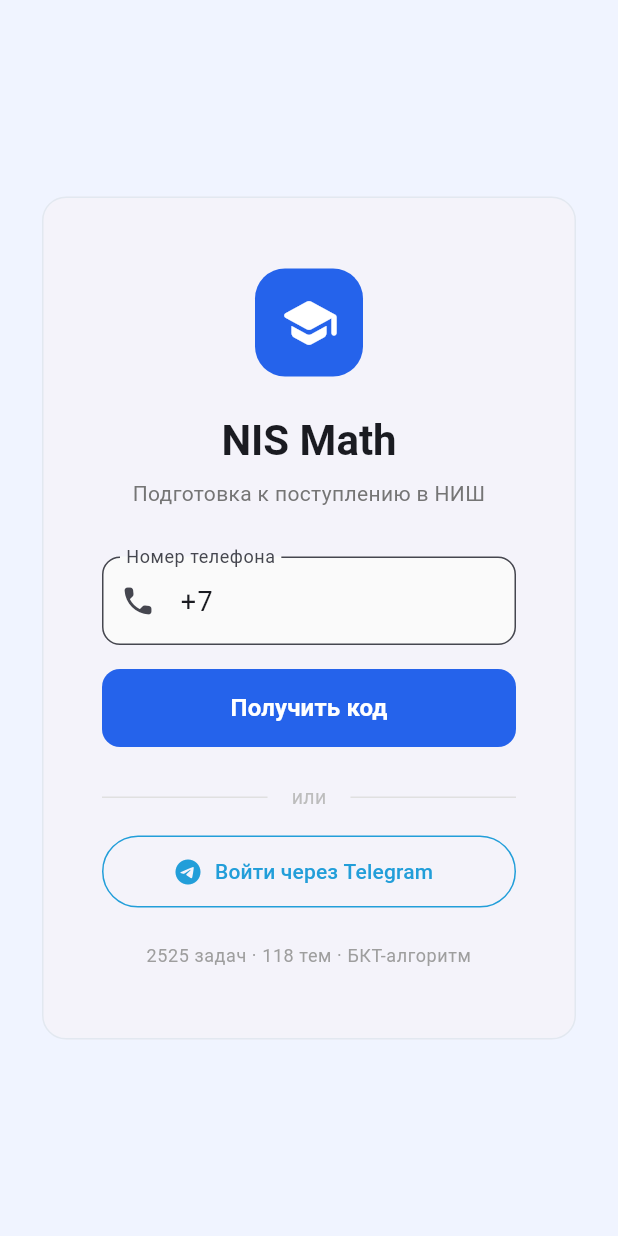
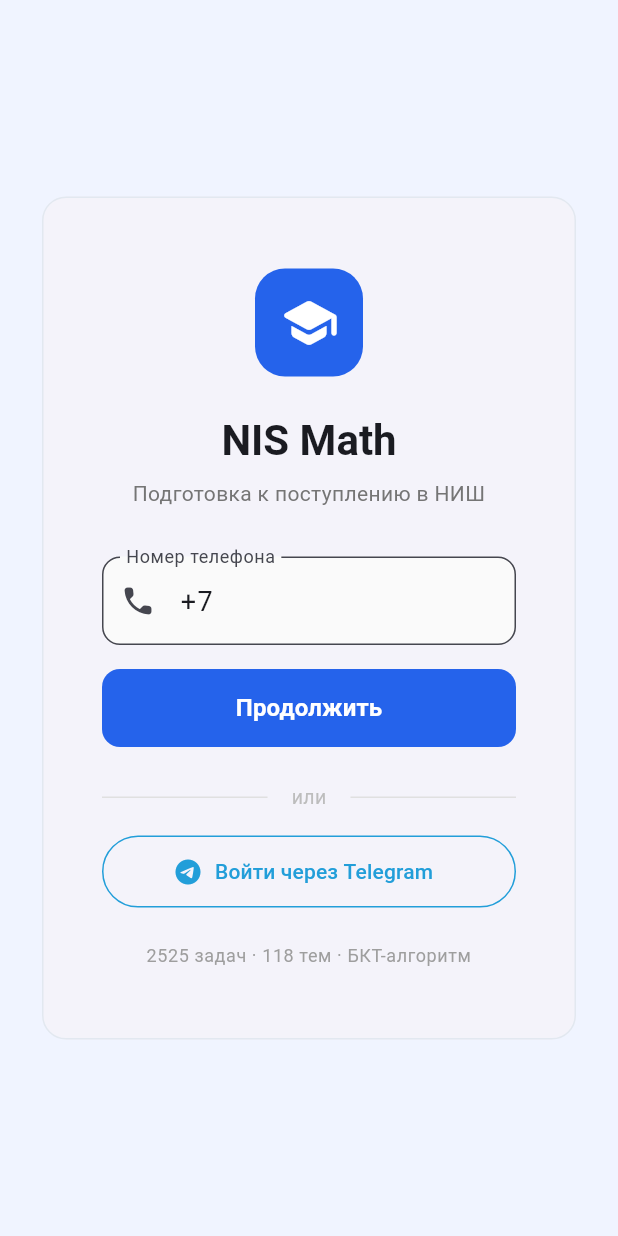
Before and after one commit to powert1p/kodi-nis-web, a Flutter app: the screen it shows after launch, on a phone screen of 412 x 824 dp. Run offline on Flutter 3.47's test engine with Material 3 defaults, Android fonts, the phone set to English and light mode, and no system bars; our stand-ins replace equatable, flutter_bloc, shared_preferences; missing offline and left inert: dart:html, flutter_math_fork.

Commit message:
feat: phone+PIN auth — no Firebase, no captcha, just works

```diff
--- a/apps/kodi_web/lib/features/auth/pages/phone_login_page.dart
+++ b/apps/kodi_web/lib/features/auth/pages/phone_login_page.dart
@@ -1,6 +1,5 @@
 import 'package:flutter/material.dart';
 import 'package:flutter/services.dart';
-import 'package:firebase_auth/firebase_auth.dart';
 import 'package:flutter_bloc/flutter_bloc.dart';
 import 'package:kodi_core/kodi_core.dart';
 import '../bloc/auth_bloc.dart';
@@ -13,159 +12,181 @@
 
 class _PhoneLoginPageState extends State<PhoneLoginPage> {
   final _phoneController = TextEditingController(text: '+7');
-  final _otpController = TextEditingController();
-  ConfirmationResult? _confirmationResult;
-  bool _codeSent = false;
+  final _pinController = TextEditingController();
+  final _nameController = TextEditingController();
+  bool _isRegister = false;
+  bool _phoneChecked = false;
   bool _loading = false;
   String? _error;
 
   @override
   void dispose() {
     _phoneController.dispose();
-    _otpController.dispose();
+    _pinController.dispose();
+    _nameController.dispose();
     super.dispose();
   }
 
-  Future<void> _sendCode() async {
+  Future<void> _checkPhone() async {
     final phone = _phoneController.text.trim();
     if (phone.length < 10) {
       setState(() => _error = 'Введите номер телефона');
       return;
     }
-
     setState(() { _loading = true; _error = null; });
-
     try {
-      // signInWithPhoneNumber uses invisible reCAPTCHA on web
-      final result = await FirebaseAuth.instance.signInWithPhoneNumber(phone);
-      setState(() {
-        _confirmationResult = result;
-        _codeSent = true;
-        _loading = false;
-      });
-    } on FirebaseAuthException catch (e) {
-      setState(() { _loading = false; _error = _mapError(e.code); });
+      final api = context.read<NisApiClient>();
+      final exists = await api.checkPhone(phone);
+      setState(() { _phoneChecked = true; _isRegister = !exists; _loading = false; });
     } catch (e) {
       setState(() { _loading = false; _error = 'Ошибка: $e'; });
     }
   }
 
-  Future<void> _verifyCode() async {
-    final code = _otpController.text.trim();
-    if (code.length != 6) {
-      setState(() => _error = 'Введите 6-значный код');
+  Future<void> _submit() async {
+    final phone = _phoneController.text.trim();
+    final pin = _pinController.text.trim();
+    if (pin.length != 4) {
+      setState(() => _error = 'PIN — 4 цифры');
       return;
     }
-
-    setState(() { _loading = true; _error = null; });
-
-    try {
-      final userCredential = await _confirmationResult!.confirm(code);
-      final idToken = await userCredential.user?.getIdToken();
-      if (idToken == null) {
-        setState(() { _loading = false; _error = 'Не удалось получить токен'; });
+    if (_isRegister && _nameController.text.trim().isEmpty) {
+      setState(() => _error = 'Введите имя');
       return;
     }
-
-      if (!mounted) return;
+    setState(() { _loading = true; _error = null; });
+    try {
       final api = context.read<NisApiClient>();
-      final jwt = await api.loginWithPhone(idToken);
-
+      String jwt;
+      if (_isRegister) {
+        jwt = await api.phoneRegister(phone, _nameController.text.trim(), pin);
+      } else {
+        jwt = await api.phoneLogin(phone, pin);
+      }
       if (!mounted) return;
       context.read<AuthBloc>().add(AuthTokenReceived(jwt));
-    } on FirebaseAuthException catch (e) {
-      setState(() { _loading = false; _error = _mapError(e.code); });
+    } on ApiException catch (e) {
+      setState(() { _loading = false; _error = e.message; });
     } catch (e) {
-      setState(() { _loading = false; _error = 'Ошибка: $e'; });
+      setState(() { _loading = false; _error = '$e'; });
     }
   }
-
-  String _mapError(String code) => switch (code) {
-    'invalid-phone-number' => 'Неверный номер телефона',
-    'too-many-requests' => 'Слишком много попыток. Подождите',
-    'invalid-verification-code' => 'Неверный код',
-    'session-expired' => 'Код истёк. Запросите новый',
-    'captcha-check-failed' => 'Ошибка проверки. Обновите страницу',
-    _ => 'Ошибка: $code',
-  };
 
   @override
   Widget build(BuildContext context) {
     return Column(
       mainAxisSize: MainAxisSize.min,
       children: [
-        if (!_codeSent) ...[
+        // Phone input
         TextField(
           controller: _phoneController,
           keyboardType: TextInputType.phone,
+          enabled: !_phoneChecked,
           inputFormatters: [FilteringTextInputFormatter.allow(RegExp(r'[+0-9]'))],
           decoration: InputDecoration(
             labelText: 'Номер телефона',
             hintText: '+7 777 123 4567',
             prefixIcon: const Icon(Icons.phone_rounded),
             border: OutlineInputBorder(borderRadius: BorderRadius.circular(12)),
-              filled: true,
-              fillColor: Colors.grey[50],
+            filled: true, fillColor: Colors.grey[50],
           ),
           style: const TextStyle(fontSize: 18, letterSpacing: 1),
+          onSubmitted: !_phoneChecked ? (_) => _checkPhone() : null,
         ),
+
+        if (!_phoneChecked) ...[
           const SizedBox(height: 16),
           SizedBox(
             width: double.infinity,
             child: FilledButton(
-              onPressed: _loading ? null : _sendCode,
+              onPressed: _loading ? null : _checkPhone,
               style: FilledButton.styleFrom(
                 minimumSize: const Size(0, 52),
                 backgroundColor: const Color(0xFF2563EB)),
               child: _loading
                   ? const SizedBox(width: 22, height: 22,
                       child: CircularProgressIndicator(strokeWidth: 2, color: Colors.white))
-                  : const Text('Получить код', style: TextStyle(fontSize: 16, fontWeight: FontWeight.w600)),
+                  : const Text('Продолжить', style: TextStyle(fontSize: 16, fontWeight: FontWeight.w600)),
             ),
           ),
+        ],
+
+        if (_phoneChecked) ...[
+          const SizedBox(height: 12),
+          if (_isRegister) ...[
+            Container(
+              padding: const EdgeInsets.all(10),
+              decoration: BoxDecoration(color: Colors.blue[50], borderRadius: BorderRadius.circular(8)),
+              child: Row(children: [
+                Icon(Icons.info_outline, color: Colors.blue[400], size: 18),
+                const SizedBox(width: 8),
+                const Expanded(child: Text('Новый ученик! Заполни имя и придумай PIN',
+                    style: TextStyle(fontSize: 13, color: Color(0xFF1E40AF)))),
+              ]),
+            ),
+            const SizedBox(height: 12),
+            TextField(
+              controller: _nameController,
+              textCapitalization: TextCapitalization.words,
+              decoration: InputDecoration(
+                labelText: 'Имя',
+                hintText: 'Как тебя зовут?',
+                prefixIcon: const Icon(Icons.person_rounded),
+                border: OutlineInputBorder(borderRadius: BorderRadius.circular(12)),
+                filled: true, fillColor: Colors.grey[50]),
+            ),
+            const SizedBox(height: 12),
           ] else ...[
-          Text('Код отправлен на ${_phoneController.text}',
-              style: TextStyle(color: Colors.grey[600], fontSize: 14)),
-          const SizedBox(height: 16),
+            Container(
+              padding: const EdgeInsets.all(10),
+              decoration: BoxDecoration(color: Colors.green[50], borderRadius: BorderRadius.circular(8)),
+              child: Row(children: [
+                Icon(Icons.check_circle_outline, color: Colors.green[400], size: 18),
+                const SizedBox(width: 8),
+                const Expanded(child: Text('Номер найден! Введи свой PIN',
+                    style: TextStyle(fontSize: 13, color: Color(0xFF166534)))),
+              ]),
+            ),
+            const SizedBox(height: 12),
+          ],
           TextField(
-            controller: _otpController,
+            controller: _pinController,
             keyboardType: TextInputType.number,
-            inputFormatters: [FilteringTextInputFormatter.digitsOnly, LengthLimitingTextInputFormatter(6)],
+            obscureText: true,
+            inputFormatters: [FilteringTextInputFormatter.digitsOnly, LengthLimitingTextInputFormatter(4)],
             textAlign: TextAlign.center,
             autofocus: true,
             decoration: InputDecoration(
-              labelText: 'Код из SMS',
-              hintText: '123456',
+              labelText: _isRegister ? 'Придумай PIN (4 цифры)' : 'PIN-код',
+              hintText: '••••',
               prefixIcon: const Icon(Icons.lock_rounded),
               border: OutlineInputBorder(borderRadius: BorderRadius.circular(12)),
-              filled: true,
-              fillColor: Colors.grey[50],
-            ),
-            style: const TextStyle(fontSize: 24, letterSpacing: 8),
-            onSubmitted: (_) => _verifyCode(),
+              filled: true, fillColor: Colors.grey[50]),
+            style: const TextStyle(fontSize: 24, letterSpacing: 12),
+            onSubmitted: (_) => _submit(),
           ),
           const SizedBox(height: 16),
           SizedBox(
             width: double.infinity,
             child: FilledButton(
-              onPressed: _loading ? null : _verifyCode,
+              onPressed: _loading ? null : _submit,
               style: FilledButton.styleFrom(
                 minimumSize: const Size(0, 52),
                 backgroundColor: const Color(0xFF2563EB)),
               child: _loading
                   ? const SizedBox(width: 22, height: 22,
                       child: CircularProgressIndicator(strokeWidth: 2, color: Colors.white))
-                  : const Text('Подтвердить', style: TextStyle(fontSize: 16, fontWeight: FontWeight.w600)),
+                  : Text(_isRegister ? 'Зарегистрироваться' : 'Войти',
+                      style: const TextStyle(fontSize: 16, fontWeight: FontWeight.w600)),
             ),
           ),
           const SizedBox(height: 8),
           TextButton(
-            onPressed: _loading ? null : () => setState(() {
-              _codeSent = false; _otpController.clear(); _error = null; _confirmationResult = null;
-            }),
+            onPressed: () => setState(() { _phoneChecked = false; _pinController.clear(); _nameController.clear(); _error = null; }),
             child: const Text('Изменить номер'),
           ),
         ],
+
         if (_error != null) ...[
           const SizedBox(height: 12),
           Container(
--- a/apps/kodi_web/lib/main.dart
+++ b/apps/kodi_web/lib/main.dart
@@ -1,36 +1,28 @@
 import 'package:flutter/gestures.dart';
 import 'package:flutter/material.dart';
 import 'package:flutter_bloc/flutter_bloc.dart';
-import 'package:firebase_core/firebase_core.dart';
 import 'package:kodi_core/kodi_core.dart';
 import 'app/config.dart';
 import 'app/router.dart';
 import 'app/theme.dart';
-import 'firebase_options.dart';
 import 'features/auth/bloc/auth_bloc.dart';
 import 'features/auth/pages/login_page.dart';
 import 'features/dashboard/bloc/dashboard_bloc.dart';
 import 'features/dashboard/pages/dashboard_page.dart';
 
-void main() async {
-  WidgetsFlutterBinding.ensureInitialized();
-  await Firebase.initializeApp(options: DefaultFirebaseOptions.web);
+void main() {
   runApp(const NisMathApp());
 }
 
 class _SmoothScrollBehavior extends MaterialScrollBehavior {
   @override
   Set<PointerDeviceKind> get dragDevices => {
-    PointerDeviceKind.touch,
-    PointerDeviceKind.mouse,
-    PointerDeviceKind.trackpad,
-    PointerDeviceKind.stylus,
+    PointerDeviceKind.touch, PointerDeviceKind.mouse,
+    PointerDeviceKind.trackpad, PointerDeviceKind.stylus,
   };
-
   @override
-  ScrollPhysics getScrollPhysics(BuildContext context) {
-    return const BouncingScrollPhysics(parent: AlwaysScrollableScrollPhysics());
-  }
+  ScrollPhysics getScrollPhysics(BuildContext context) =>
+    const BouncingScrollPhysics(parent: AlwaysScrollableScrollPhysics());
 }
 
 class NisMathApp extends StatelessWidget {
@@ -41,9 +33,7 @@
     final api = NisApiClient(baseUrl: AppConfig.apiBaseUrl);
 
     return MultiRepositoryProvider(
-      providers: [
-        RepositoryProvider<NisApiClient>.value(value: api),
-      ],
+      providers: [RepositoryProvider<NisApiClient>.value(value: api)],
       child: MultiBlocProvider(
         providers: [
           BlocProvider(create: (_) => AuthBloc(api: api)..add(AuthCheckRequested())),
@@ -56,14 +46,10 @@
           debugShowCheckedModeBanner: false,
           onGenerateRoute: onGenerateRoute,
           home: BlocBuilder<AuthBloc, AuthState>(
-            builder: (context, state) {
-              return switch (state) {
-                AuthAuthenticated() => const DashboardPage(),
-                AuthUnauthenticated() => const LoginPage(),
-                _ => const Scaffold(
-                    body: Center(child: CircularProgressIndicator()),
-                  ),
-              };
+            builder: (context, state) => switch (state) {
+              AuthAuthenticated() => const DashboardPage(),
+              AuthUnauthenticated() => const LoginPage(),
+              _ => const Scaffold(body: Center(child: CircularProgressIndicator())),
             },
           ),
         ),
--- a/apps/kodi_web/pubspec.yaml
+++ b/apps/kodi_web/pubspec.yaml
@@ -16,8 +16,6 @@
   equatable: ^2.0.5
   shared_preferences: ^2.3.2
   flutter_math_fork: ^0.7.4
-  firebase_core: ^4.4.0
-  firebase_auth: ^6.1.4
 
 dev_dependencies:
   flutter_test:
```
Also changed, not shown: packages/kodi_core/lib/api/nis_api.dart (+17 -2 lines), apps/kodi_web/lib/firebase_options.dart (deleted), apps/kodi_web/pubspec.lock. Lines whose indentation alone changed are shown as unchanged.
